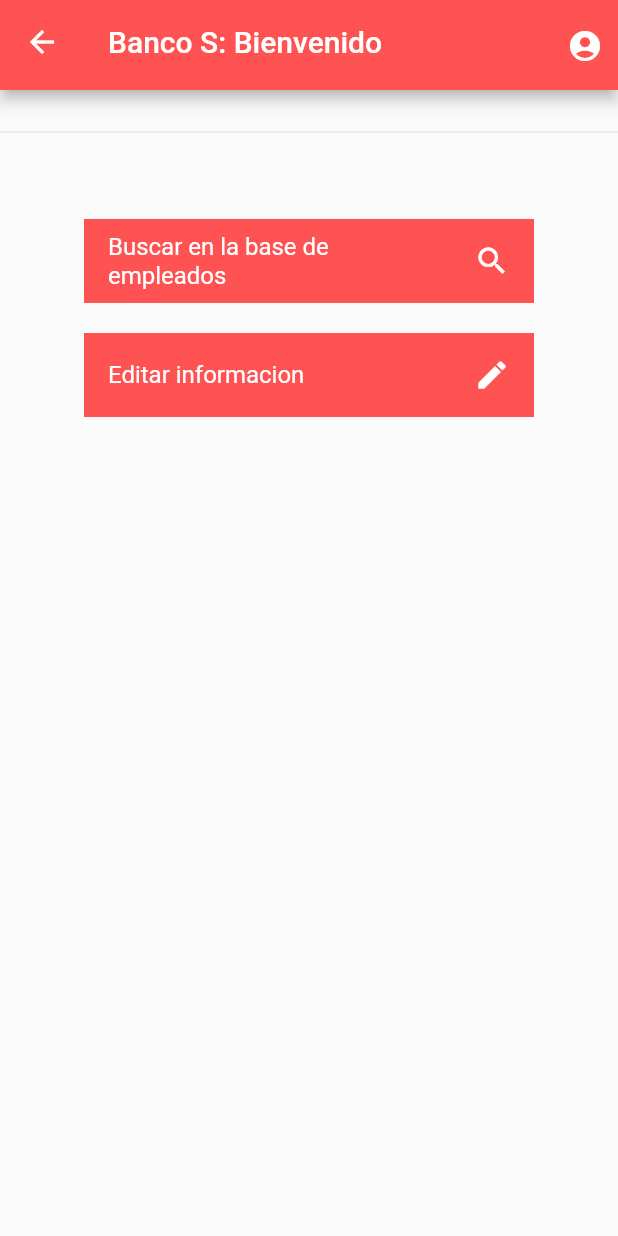
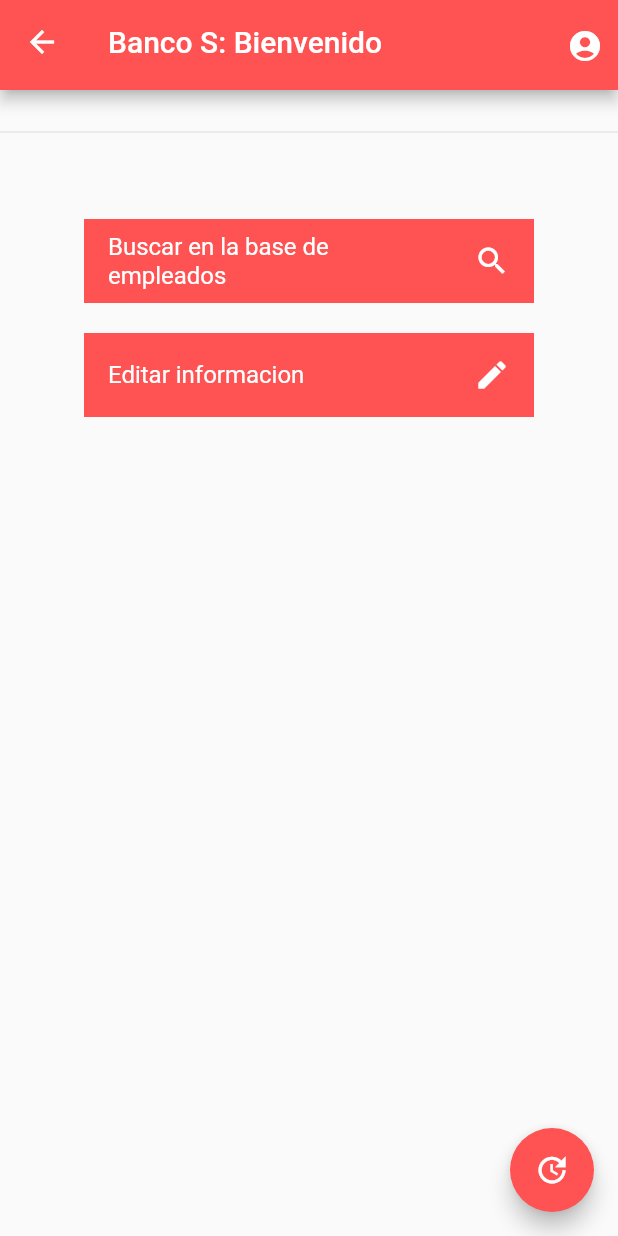
Before and after one commit to SerAguilarV/App_Flutter_API_DataIO, a Flutter app: the InfoUserPage screen opened directly with empty values, on a phone screen of 412 x 824 dp. Run offline on Flutter 3.47's test engine with Material 2 defaults, Android fonts, the phone set to English and light mode, and no system bars; network calls fail.

Commit message:
[ADD] Update FloatingActionButton added

```diff
--- a/lib/pages/infoUsuarios_page.dart
+++ b/lib/pages/infoUsuarios_page.dart
@@ -49,6 +49,13 @@ class _InfoUserPageState extends State<InfoUserPage> {
         //
         // _listaMenu(),
       ),
+      floatingActionButton: FloatingActionButton(
+        backgroundColor: Colors.redAccent,
+        onPressed: (){
+          _getDatosUsuarios(context);
+        },
+        child: Icon(Icons.update),
+        ),
     );
   }
 
```
